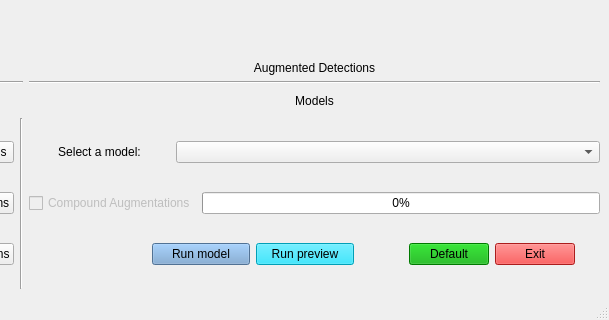
Before: the Qt Designer form src/qt_designer_file/main_window.ui in jjakow/Noisey-image_Jan, drawn with Qt 5; both pictures show x 690 to 1299 and y 361 to 681 of the 1299 by 681 pixel window.
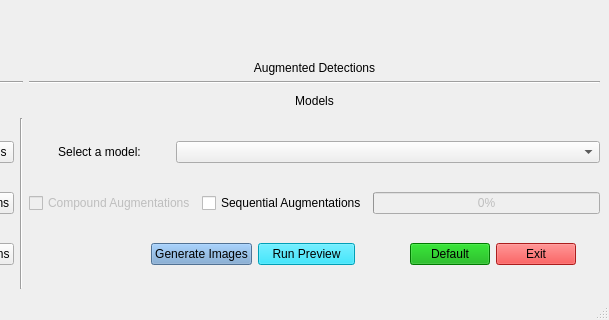
After: the same form once the commit is applied. Custom widgets are drawn as their Qt base class.

Commit message: Compounding vs. Sequential, adjusting compression

```diff
--- a/src/qt_designer_file/main_window.ui
+++ b/src/qt_designer_file/main_window.ui
@@ -133,7 +133,7 @@
              <string notr="true">background-color: rgb(114, 159, 207);</string>
             </property>
             <property name="text">
-             <string>Run model</string>
+             <string>Generate Images</string>
             </property>
            </widget>
           </item>
@@ -143,7 +143,7 @@
              <string notr="true">background-color: rgb(0, 223, 255);</string>
             </property>
             <property name="text">
-             <string>Run preview</string>
+             <string>Run Preview</string>
             </property>
            </widget>
           </item>
@@ -345,10 +345,17 @@
             </property>
            </widget>
           </item>
+          <item>
+           <widget class="QCheckBox" name="sequentialAug">
+            <property name="text">
+             <string>Sequential Augmentations</string>
+            </property>
+           </widget>
+          </item>
           <item>
            <widget class="QProgressBar" name="progressBar">
             <property name="enabled">
-             <bool>true</bool>
+             <bool>false</bool>
             </property>
             <property name="maximum">
              <number>5</number>
```
The commit also changes 9 other files.
